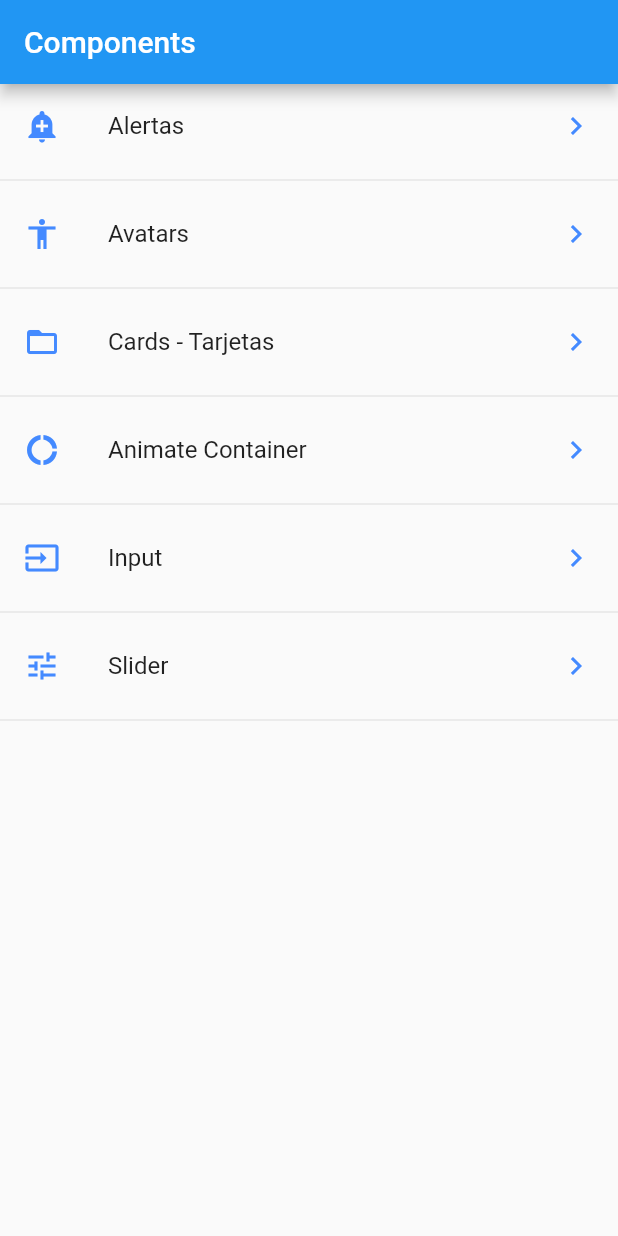
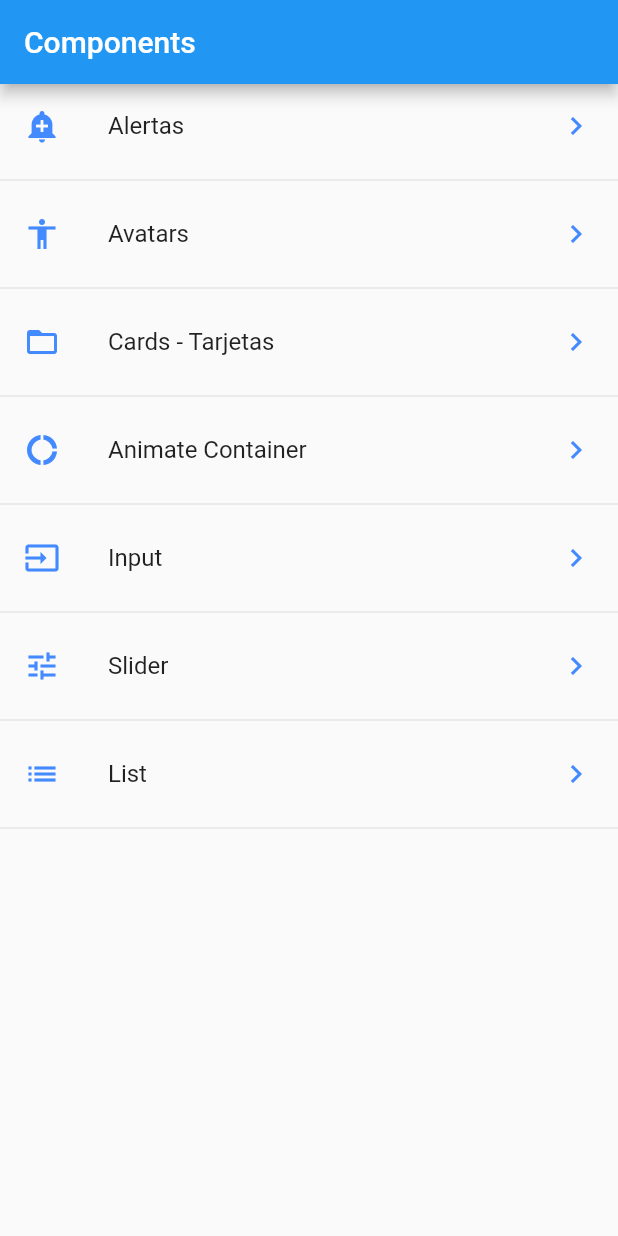
Before and after one commit to victorr-dev/curso_flutter_2, a Flutter app: the screen it shows after launch, on a phone screen of 412 x 824 dp. Run offline on Flutter 3.47's test engine with Material 2 defaults, Android fonts, the phone set to English and light mode, and no system bars.

Commit message:
Clase 86: Creacion de listview builder

```diff
--- a/data/menu_opts.json
+++ b/data/menu_opts.json
@@ -30,6 +30,11 @@
             "ruta" : "slider",
             "icon" : "tune",
             "texto": "Slider"
+        },
+        {
+            "ruta" : "list",
+            "icon" : "list",
+            "texto": "List"
         }
     ]
 }
--- a/lib/routes/router.dart
+++ b/lib/routes/router.dart
@@ -1,3 +1,4 @@
+import 'package:curso_flutter_2/pages/lista_page.dart';
 import 'package:curso_flutter_2/pages/slider_page.dart';
 import 'package:flutter/material.dart';
 
@@ -16,6 +17,7 @@ return <String, WidgetBuilder> {
         'card'  : (BuildContext context)=> CardPage(),
         'animateContainer': (BuildContext context)=> AnimatePage(),
         'input'  : (BuildContext context) => FieldsPages(),
-        'slider' :(BuildContext context) => SliderPage()
+        'slider' :(BuildContext context) => SliderPage(),
+        'list'   :(BuildContext context) => ListaPage()
       };
 }
--- a/lib/utils/icono_string.dart
+++ b/lib/utils/icono_string.dart
@@ -6,7 +6,8 @@ final _icons = <String, IconData> {
     'folder_open'   : Icons.folder_open,
     'donut_large'   : Icons.donut_large,
     'input'         : Icons.input,
-    'tune'          : Icons.tune
+    'tune'          : Icons.tune,
+    'list'              : Icons.list
 };
 
 Icon getIcon(String nombre){
```
Also changed, not shown: lib/pages/lista_page.dart (added, +34 -0 lines).
